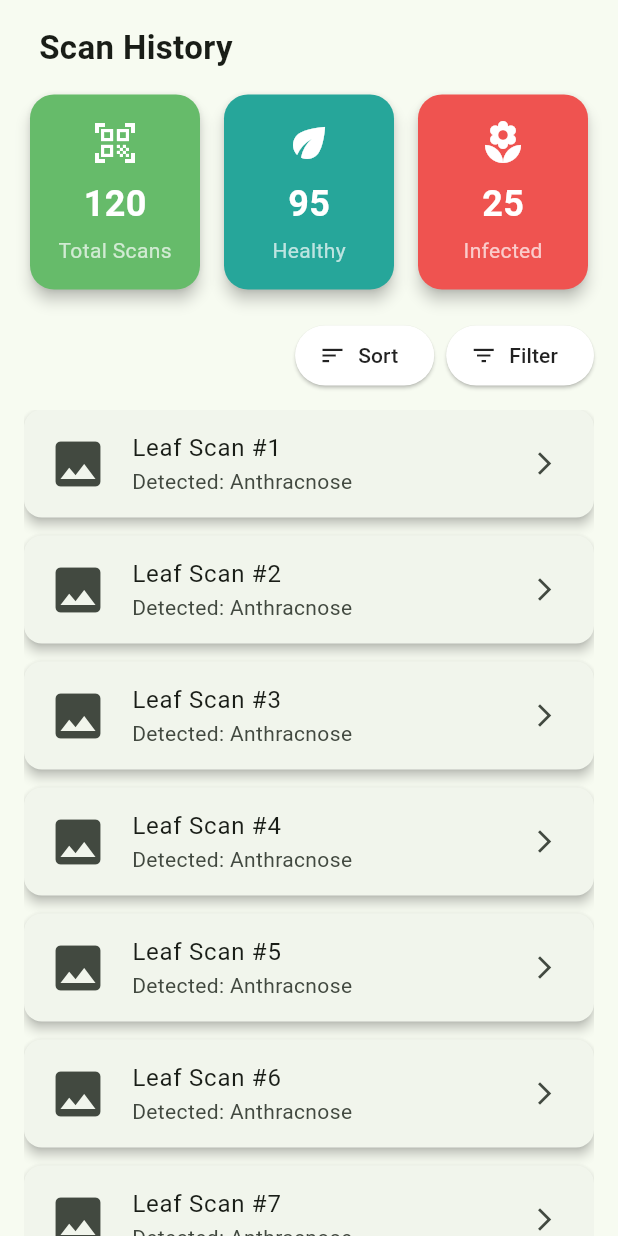
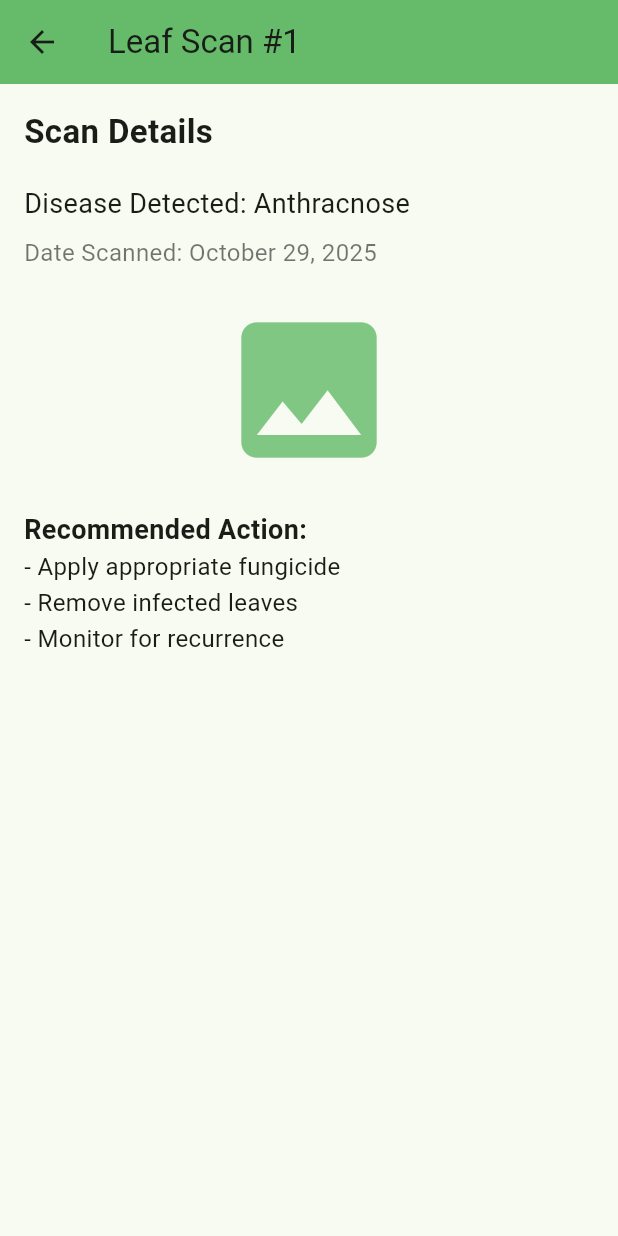
Before and after one commit to Jaero-O/Group_2_Repo_Flutter_Dev, a Flutter app: the ScanPage screen opened directly, after a tap on an icon or button, on a phone screen of 412 x 824 dp. Run offline on Flutter 3.47's test engine with Material 3 defaults, Android fonts, the phone set to English and light mode, and no system bars; our stand-ins replace fl_chart, flutter_svg, google_fonts, sqflite; accounts and stored records are empty.

Commit message:
feat: pages for scan page

```diff
--- /dev/null
+++ b/mangofy/lib/pages/scan/scan_details_page.dart
@@ -0,0 +1,69 @@
+import 'package:flutter/material.dart';
+
+class ScanDetailsPage extends StatelessWidget {
+  final String scanTitle;
+  final String disease;
+  final String dateScanned;
+
+  const ScanDetailsPage({
+    super.key,
+    required this.scanTitle,
+    required this.disease,
+    required this.dateScanned,
+  });
+
+  @override
+  Widget build(BuildContext context) {
+    return Scaffold(
+      appBar: AppBar(
+        title: Text(scanTitle),
+        backgroundColor: Colors.green.shade400,
+      ),
+      body: Padding(
+        padding: const EdgeInsets.all(16),
+        child: Column(
+          crossAxisAlignment: CrossAxisAlignment.start,
+          children: [
+            Text(
+              'Scan Details',
+              style: const TextStyle(
+                fontSize: 22,
+                fontWeight: FontWeight.bold,
+              ),
+            ),
+            const SizedBox(height: 20),
+            Text(
+              'Disease Detected: $disease',
+              style: const TextStyle(fontSize: 18),
+            ),
+            const SizedBox(height: 8),
+            Text(
+              'Date Scanned: $dateScanned',
+              style: const TextStyle(fontSize: 16, color: Colors.black54),
+            ),
+            const SizedBox(height: 20),
+            Center(
+              child: Icon(
+                Icons.image,
+                size: 120,
+                color: Colors.green.shade300,
+              ),
+            ),
+            const SizedBox(height: 20),
+            const Text(
+              'Recommended Action:',
+              style: TextStyle(
+                fontSize: 18,
+                fontWeight: FontWeight.bold,
+              ),
+            ),
+            const Text(
+              '- Apply appropriate fungicide\n- Remove infected leaves\n- Monitor for recurrence',
+              style: TextStyle(fontSize: 16, height: 1.5),
+            ),
+          ],
+        ),
+      ),
+    );
+  }
+}
--- a/mangofy/lib/pages/scan/scan_page.dart
+++ b/mangofy/lib/pages/scan/scan_page.dart
@@ -1,4 +1,5 @@
 import 'package:flutter/material.dart';
+import 'scan_details_page.dart';
 
 class ScanPage extends StatelessWidget {
   const ScanPage({super.key});
@@ -14,9 +15,9 @@ class ScanPage extends StatelessWidget {
               child: Column(
                 crossAxisAlignment: CrossAxisAlignment.start,
                 children: [
-                  Padding(
-                    padding: const EdgeInsets.only(left: 10),
-                    child: const Text(
+                  const Padding(
+                    padding: EdgeInsets.only(left: 10),
+                    child: Text(
                       'Scan History',
                       style: TextStyle(
                         fontSize: 22,
@@ -92,6 +93,9 @@ class ScanPage extends StatelessWidget {
                       child: ListView.builder(
                         itemCount: 20,
                         itemBuilder: (context, index) {
+                          final scanTitle = 'Leaf Scan #${index + 1}';
+                          final disease = 'Anthracnose';
+
                           return Card(
                             margin: const EdgeInsets.only(bottom: 12),
                             elevation: 3,
@@ -100,11 +104,20 @@ class ScanPage extends StatelessWidget {
                             ),
                             child: ListTile(
                               leading: const Icon(Icons.image, size: 40),
-                              title: Text('Leaf Scan #${index + 1}'),
-                              subtitle: const Text('Detected: Anthracnose'),
+                              title: Text(scanTitle),
+                              subtitle: Text('Detected: $disease'),
                               trailing: const Icon(Icons.arrow_forward_ios, size: 18),
                               onTap: () {
-                                debugPrint('Leaf Scan #${index + 1} tapped');
+                                Navigator.push(
+                                  context,
+                                  MaterialPageRoute(
+                                    builder: (context) => ScanDetailsPage(
+                                      scanTitle: scanTitle,
+                                      disease: disease,
+                                      dateScanned: 'October 29, 2025',
+                                    ),
+                                  ),
+                                );
                               },
                             ),
                           );
```
